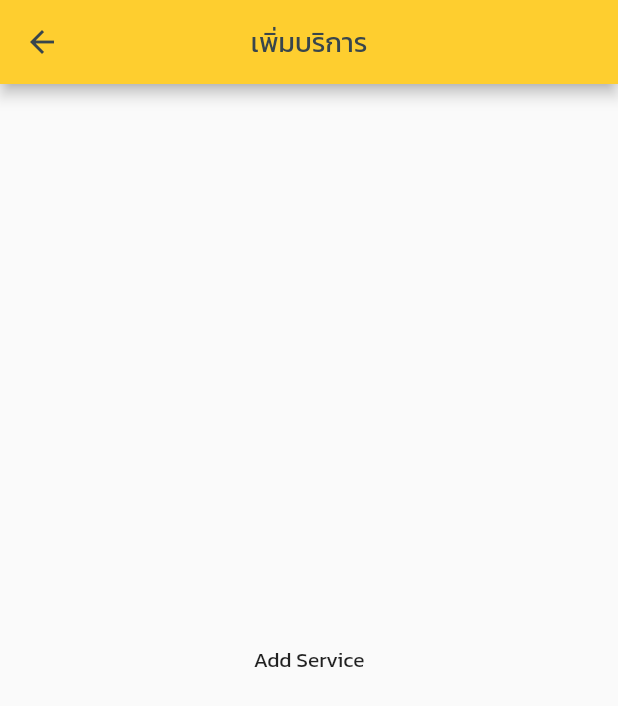
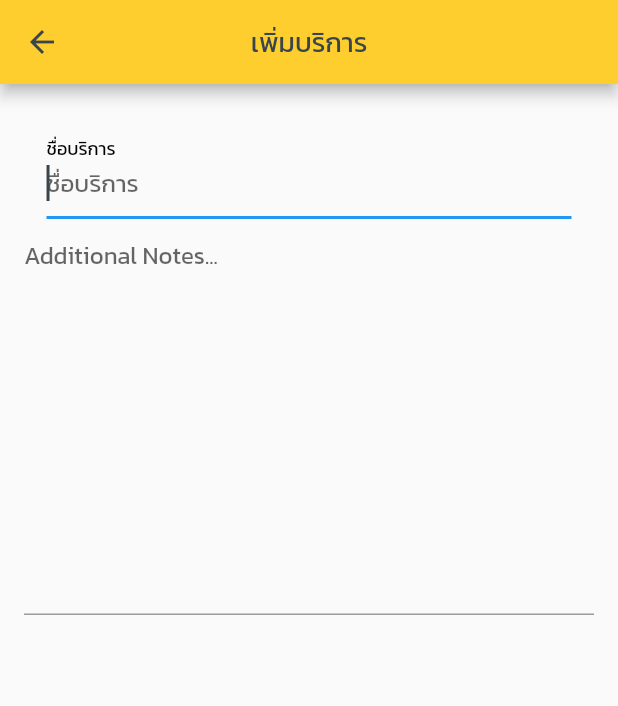
Before and after one commit to jukr3410/RodSiaGarage, a Flutter app: the ServiceListScreen screen opened by its route, after a tap on the "add" icon, on a phone screen of 412 x 824 dp. Shown: the top 706 px of the screen. Run offline on Flutter 3.47's test engine with Material 2 defaults, Android fonts, the phone set to English and light mode, and no system bars; our stand-ins replace bloc, equatable, flutter_bloc, flutter_form_builder, getwidget, lite_rolling_switch; missing offline and left inert: fswitch; network calls fail; statements that could not run were skipped.

Commit message:
[update] service

```diff
--- a/lib/constants.dart
+++ b/lib/constants.dart
@@ -154,6 +154,9 @@ const tEstimateDuration = 'ระยะเวลาประมาณ:';
 const tServiceGarage = 'บริการของร้าน';
 const tAddService = 'เพิ่มบริการ';
 const tEditService = 'แก้ไขบริการ';
+const tServiceName = 'ชื่อบริการ';
+const tServiceDesc = 'คำอธิบาย';
+const tServiceType = 'ประเภทบริการ';
 
 //Tracking Status
 const trackingStatus = [
--- a/lib/garage_manage_feature/widgets/addService.dart
+++ b/lib/garage_manage_feature/widgets/addService.dart
@@ -1,33 +1,37 @@
 import 'package:flutter/material.dart';
 import 'package:flutter_bloc/flutter_bloc.dart';
+import 'package:flutter_form_builder/flutter_form_builder.dart';
+import 'package:intl/intl.dart';
 import 'package:rodsiagarage/constants.dart';
+import 'package:rodsiagarage/core/models/service_model.dart';
 import 'package:rodsiagarage/garage_manage_feature/bloc/service_bloc.dart';
 
 class AddServiceScreen extends StatefulWidget {
+  final bool isEditing;
+  final Service? service;
+
+  AddServiceScreen({
+    Key? key,
+    required this.isEditing,
+    this.service,
+  }) : super(key: key);
+
   @override
   _AddServiceScreenState createState() => _AddServiceScreenState();
 }
 
 class _AddServiceScreenState extends State<AddServiceScreen> {
+  final _formKey = GlobalKey<FormBuilderState>();
+  FocusNode myFocusNode = new FocusNode();
+
+  Service? _service;
+
+  bool get isEditing => widget.isEditing;
+
   @override
   Widget build(BuildContext context) {
     final _controller = TextEditingController();
-    return Scaffold(
-      appBar: setAppBar(),
-      body: BlocListener<ServiceBloc, ServiceState>(
-        listener: (context, state) {
-          if (state is ServiceAdded) {
-            Navigator.pop(context);
-          } else if (state is AddServiceError) {}
-        },
-        child: Container(
-          margin: EdgeInsets.all(20.0),
-          child: Center(
-            child: Text("Add Service"),
-          ),
-        ),
-      ),
-    );
+    return Scaffold(appBar: setAppBar(), body: setBody());
   }
 
   setAppBar() {
@@ -35,7 +39,7 @@ class _AddServiceScreenState extends State<AddServiceScreen> {
       backgroundColor: primaryColor,
       centerTitle: true,
       title: Text(
-        tAddService,
+        isEditing ? tEditService : tAddService,
         style: TextStyle(color: textColorBlack, fontSize: fontSizeSemiLarge),
       ),
       leading: IconButton(
@@ -61,4 +65,48 @@ class _AddServiceScreenState extends State<AddServiceScreen> {
       ],
     );
   }
+
+  setBody() {
+    return Padding(
+        padding: EdgeInsets.all(16.0),
+        child: Form(
+            key: _formKey,
+            child: Column(children: <Widget>[
+              Container(
+                  padding: EdgeInsets.fromLTRB(15, 10, 15, 0),
+                  child: TextFormField(
+                    focusNode: myFocusNode,
+                    initialValue: isEditing ? widget.service?.name : '',
+                    autofocus: !isEditing,
+                    cursorColor: textColorBlack,
+                    //style: Theme.of(context).textTheme.headline5,
+                    decoration: InputDecoration(
+                        hintText: 'ชื่อบริการ',
+                        labelText: 'ชื่อบริการ',
+                        labelStyle: TextStyle(
+                            color: myFocusNode.hasFocus
+                                ? textColorBlack
+                                : Colors.black)),
+                    validator: (val) {
+                      if (val == null || val.trim().isEmpty) {
+                        return 'Please enter some text';
+                      }
+                    },
+                    onSaved: (value) => _service!.name = value!,
+                  )),
+              TextFormField(
+                initialValue: isEditing ? widget.service?.description : '',
+                maxLines: 10,
+                style: Theme.of(context).textTheme.subtitle1,
+                decoration: InputDecoration(
+                  hintText: 'Additional Notes...',
+                ),
+                onSaved: (value) => _service!.description = value!,
+              )
+            ])));
+  }
+
+  void navigateToServiceList() {
+    Navigator.pushReplacementNamed(context, SERVICE_LIST_ROUTE);
+  }
 }
--- a/lib/garage_manage_feature/widgets/serviceList.dart
+++ b/lib/garage_manage_feature/widgets/serviceList.dart
@@ -18,7 +18,7 @@ class _ServiceListScreenState extends State<ServiceListScreen> {
 
   @override
   void initState() {
-    _serviceBloc = BlocProvider.of<ServiceBloc>(context);
+    _serviceBloc = BlocProvider.of<ServiceBloc>(context)..add(ServiceLoad());
     super.initState();
   }
 
@@ -63,6 +63,7 @@ class _ServiceListScreenState extends State<ServiceListScreen> {
 
   body() {
     return Container(
+      margin: EdgeInsets.all(16.0),
       child: BlocConsumer<ServiceBloc, ServiceState>(
         listener: (context, state) {
           if (state is ServicesLoading) {
@@ -91,7 +92,7 @@ class _ServiceListScreenState extends State<ServiceListScreen> {
               state is ServicesLoading && _services.isEmpty) {
             return Center(
                 child: Padding(
-              padding: EdgeInsets.symmetric(horizontal: 16.0, vertical: 16),
+              padding: EdgeInsets.symmetric(horizontal: 16.0, vertical: 16.0),
               child: CircularProgressIndicator(),
             ));
           } else if (state is ServicesLoadSuccess) {
@@ -125,7 +126,7 @@ class _ServiceListScreenState extends State<ServiceListScreen> {
     return GestureDetector(
       child: Card(
         elevation: 3,
-        margin: new EdgeInsets.symmetric(horizontal: 16.0, vertical: 8.0),
+        margin: new EdgeInsets.symmetric(vertical: 8.0),
         color: cardColor,
         child: Row(
           crossAxisAlignment: CrossAxisAlignment.center,
@@ -150,7 +151,7 @@ class _ServiceListScreenState extends State<ServiceListScreen> {
                     service.name,
                     style: new TextStyle(
                         fontSize: fontSizeSemiLarge,
-                        fontWeight: FontWeight.bold,
+                        fontWeight: FontWeight.w600,
                         color: textColorBlack),
                   ),
                   Container(
@@ -160,12 +161,12 @@ class _ServiceListScreenState extends State<ServiceListScreen> {
                           service.serviceType.name,
                           style: new TextStyle(
                               fontSize: fontSizeLow,
-                              fontWeight: FontWeight.normal,
+                              fontWeight: FontWeight.w600,
                               color: textColorBlack),
                         ),
                       ])),
                   Container(
-                    margin: new EdgeInsets.only(top: 4),
+                    margin: new EdgeInsets.only(top: 0),
                     child: Text(
                       service.description,
                       overflow: TextOverflow.ellipsis,
--- a/lib/router.dart
+++ b/lib/router.dart
@@ -58,8 +58,7 @@ class AppRouter {
         return MaterialPageRoute(
             builder: (_) => BlocProvider(
                 create: (BuildContext context) =>
-                    ServiceBloc(serviceRepository: ServiceRepository())
-                      ..add(ServiceLoad()),
+                    ServiceBloc(serviceRepository: ServiceRepository()),
                 child: ServiceListScreen()));
 
       case ADD_SERVICE_ROUTE:
@@ -67,7 +66,9 @@ class AppRouter {
             builder: (_) => BlocProvider(
                 create: (BuildContext context) =>
                     ServiceBloc(serviceRepository: ServiceRepository()),
-                child: AddServiceScreen()));
+                child: AddServiceScreen(
+                  isEditing: false,
+                )));
 
       case EDIT_SERVICE_ROUTE:
         return MaterialPageRoute(
--- a/pubspec.yaml
+++ b/pubspec.yaml
@@ -45,7 +45,7 @@ dependencies:
   flutter_switch: ^0.3.2
   flutter_native_splash: ^1.2.1
   fswitch: ^1.1.2
-
+  flutter_form_builder: ^6.1.0+1
 
   google_maps_flutter: ^2.0.8
   geolocator: ^7.0.3
```
Also changed, not shown: lib/main.dart (+0 -60 lines), pubspec.lock.
